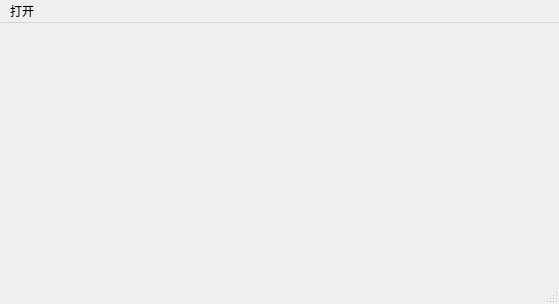
Old version of the form Platform/source/MainWindow.ui in the repository BNY1997/YoungCAD.
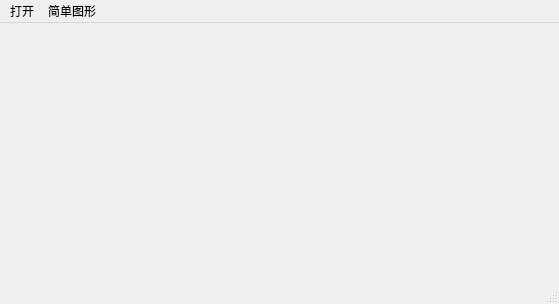
New version of the form.

Commit message: feat: 增加OCC依赖和简单示例

```diff
--- a/Platform/source/MainWindow.ui
+++ b/Platform/source/MainWindow.ui
@@ -29,7 +29,16 @@
     </property>
     <addaction name="actionObj_File"/>
    </widget>
+   <widget class="QMenu" name="menu_2">
+    <property name="title">
+     <string>简单图形</string>
+    </property>
+    <addaction name="action_cube"/>
+    <addaction name="action_sphere"/>
+    <addaction name="action_cone"/>
+   </widget>
    <addaction name="menu"/>
+   <addaction name="menu_2"/>
   </widget>
   <widget class="QStatusBar" name="statusbar"/>
   <action name="actionObj_File">
```
Left out of the diff: 15 changed lines with no effect on the pictures. The commit also changes 5 other files.
